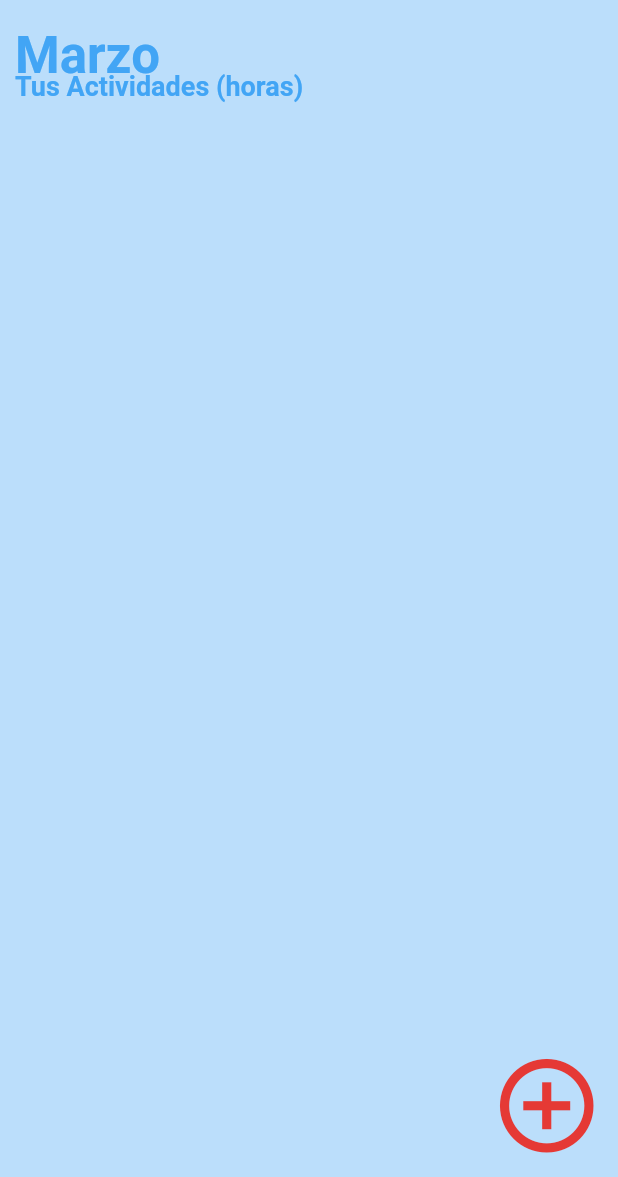
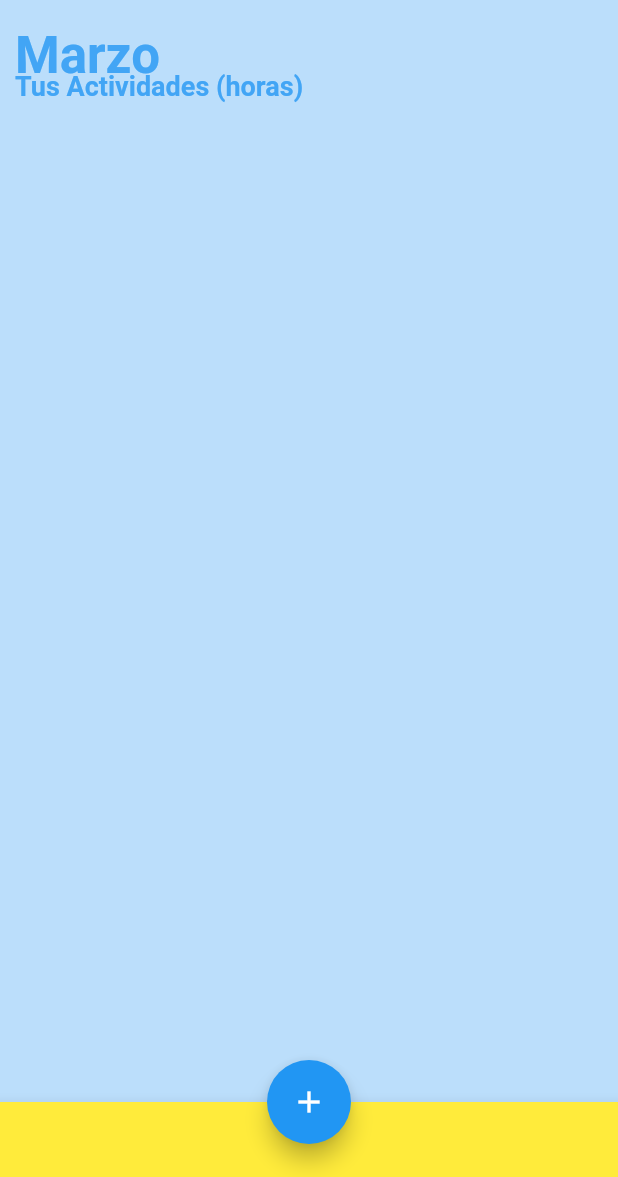
Before and after one commit to lobochimuelo/Crono, a Flutter app: the screen it shows after launch, on a phone screen of 412 x 824 dp, the part 59-1236 px from its top. Run offline on Flutter 3.47's test engine with Material 2 defaults, Android fonts, the phone set to English and light mode, and no system bars.

Commit message:
change button to bottomNavigationBar

```diff
--- a/lib/main.dart
+++ b/lib/main.dart
@@ -14,7 +14,16 @@ void main(){
           centerTitle: true,
           elevation: 0.0,
           ),
-          body: CardRoom()
+          body: CardRoom(),
+          floatingActionButton: FloatingActionButton(
+            child: Icon(Icons.add),
+            onPressed: null,
+          ),
+          bottomNavigationBar: BottomAppBar(
+            color: Colors.yellow,
+            child: Container(height: 50.0,),
+          ),
+          floatingActionButtonLocation: FloatingActionButtonLocation.centerDocked,
         ),
       )
   );
@@ -56,32 +65,15 @@ class CardRoom extends StatelessWidget {
           ),
         )
     );
-     final addFab = Positioned(
-      width: 75.0,
-      height: 75.0,
 
-     bottom: 10.0,
-     right: 10.0,
-      child: FloatingActionButton(
 
-        backgroundColor: Colors.blue[100],
-        child: Icon(
-          Icons.add_circle_outline,
-          color: Colors.red[600],
-          size: 75.0,
-
-        ),
-        elevation: 0.0,
-        onPressed: null,
-      ),
-    );
     return Container(
       color: Colors.blue[100],
       child: Stack(
         children: <Widget>[
           boardTitle,
           boardsubTitle,
-          addFab
+
 
         ],
     )
```
